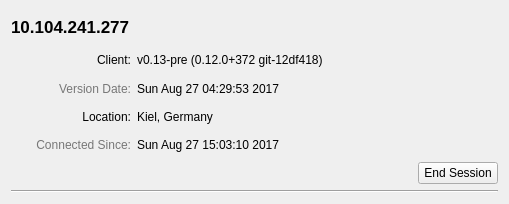
Above: src/qtui/ui/coresessionwidget.ui from quassel/quassel before the change. Below: the same form after it.
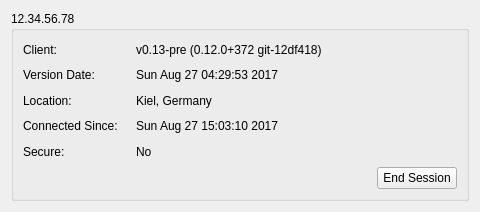
That is the form after the change.

Commit message:
Polish session list UI
- Only show disconnect button if available
- Show if client is connected securely
- Make the UI look more native

Patch:
```diff
--- a/src/qtui/ui/coresessionwidget.ui
+++ b/src/qtui/ui/coresessionwidget.ui
@@ -6,87 +6,36 @@
    <rect>
     <x>0</x>
     <y>0</y>
-    <width>509</width>
-    <height>204</height>
+    <width>480</width>
+    <height>212</height>
    </rect>
   </property>
-  <property name="sizePolicy">
-   <sizepolicy hsizetype="Expanding" vsizetype="Fixed">
-    <horstretch>0</horstretch>
-    <verstretch>0</verstretch>
-   </sizepolicy>
-  </property>
   <property name="minimumSize">
    <size>
     <width>480</width>
     <height>0</height>
    </size>
   </property>
-  <property name="maximumSize">
-   <size>
-    <width>16777215</width>
-    <height>16777215</height>
-   </size>
-  </property>
-  <layout class="QGridLayout" name="gridLayout_4">
+  <layout class="QGridLayout" name="sessionLayout">
    <item row="0" column="0">
-    <layout class="QGridLayout" name="mainLayout" rowstretch="0,0,0">
-     <item row="0" column="0">
-      <layout class="QHBoxLayout" name="titleLayout">
-       <item>
-        <widget class="QLabel" name="labelRemoteAddress">
-         <property name="font">
-          <font>
-           <pointsize>13</pointsize>
-           <weight>75</weight>
-           <bold>true</bold>
-          </font>
-         </property>
-         <property name="text">
-          <string notr="true">10.104.241.277</string>
-         </property>
-        </widget>
-       </item>
-       <item>
-        <widget class="QLabel" name="iconSecure">
+    <widget class="QGroupBox" name="sessionGroup">
          <property name="sizePolicy">
-          <sizepolicy hsizetype="Fixed" vsizetype="Fixed">
+      <sizepolicy hsizetype="MinimumExpanding" vsizetype="MinimumExpanding">
            <horstretch>0</horstretch>
            <verstretch>0</verstretch>
           </sizepolicy>
          </property>
-         <property name="minimumSize">
-          <size>
-           <width>32</width>
-           <height>32</height>
-          </size>
-         </property>
-         <property name="text">
-          <string />
-         </property>
-         <property name="alignment">
-          <set>Qt::AlignRight|Qt::AlignTrailing|Qt::AlignVCenter</set>
-         </property>
-         <property name="textInteractionFlags">
-          <set>Qt::NoTextInteraction</set>
-         </property>
-        </widget>
-       </item>
-      </layout>
-     </item>
-     <item row="1" column="0">
+     <property name="title">
+      <string>12.34.56.78</string>
+     </property>
+     <layout class="QVBoxLayout" name="sessionGroupLayout">
+      <item>
       <layout class="QGridLayout" name="contentLayout" columnstretch="1,3">
        <item row="0" column="0">
         <widget class="QLabel" name="labelClientTitle">
-         <property name="styleSheet">
-          <string notr="true">opacity: 0.66;</string>
-         </property>
          <property name="text">
           <string>Client:</string>
          </property>
-         <property name="alignment">
-          <set>Qt::AlignRight|Qt::AlignTrailing|Qt::AlignVCenter</set>
-         </property>
         </widget>
        </item>
        <item row="0" column="1">
@@ -98,15 +47,9 @@
        </item>
        <item row="1" column="0">
         <widget class="QLabel" name="labelVersionDateTitle">
-         <property name="styleSheet">
-          <string notr="true">color: rgb(119, 119, 119);</string>
-         </property>
          <property name="text">
           <string>Version Date:</string>
          </property>
-         <property name="alignment">
-          <set>Qt::AlignRight|Qt::AlignTrailing|Qt::AlignVCenter</set>
-         </property>
         </widget>
        </item>
        <item row="1" column="1">
@@ -118,15 +61,9 @@
        </item>
        <item row="2" column="0">
         <widget class="QLabel" name="labelLocationTitle">
-         <property name="styleSheet">
-          <string notr="true">opacity: 0.66;</string>
-         </property>
          <property name="text">
           <string>Location:</string>
          </property>
-         <property name="alignment">
-          <set>Qt::AlignRight|Qt::AlignTrailing|Qt::AlignVCenter</set>
-         </property>
         </widget>
        </item>
        <item row="2" column="1">
@@ -138,15 +75,9 @@
        </item>
        <item row="3" column="0">
         <widget class="QLabel" name="labelUptimeTitle">
-         <property name="styleSheet">
-          <string notr="true">color: rgb(119, 119, 119);</string>
-         </property>
          <property name="text">
           <string>Connected Since:</string>
          </property>
-         <property name="alignment">
-          <set>Qt::AlignRight|Qt::AlignTrailing|Qt::AlignVCenter</set>
-         </property>
         </widget>
        </item>
        <item row="3" column="1">
@@ -156,9 +87,23 @@
          </property>
         </widget>
        </item>
-      </layout>
-     </item>
-     <item row="2" column="0">
+        <item row="4" column="0">
+         <widget class="QLabel" name="labelSecureTitle">
+          <property name="text">
+           <string>Secure:</string>
+          </property>
+         </widget>
+        </item>
+        <item row="4" column="1">
+         <widget class="QLabel" name="labelSecure">
+          <property name="text">
+           <string notr="true">No</string>
+          </property>
+         </widget>
+        </item>
+       </layout>
+      </item>
+      <item>
       <layout class="QHBoxLayout" name="actionsLayout">
        <item>
         <spacer name="horizontalSpacer">
@@ -168,7 +113,7 @@
          <property name="sizeHint" stdset="0">
           <size>
            <width>40</width>
-           <height>20</height>
+            <height>0</height>
           </size>
          </property>
         </spacer>
@@ -183,12 +128,6 @@
       </layout>
      </item>
     </layout>
-   </item>
-   <item row="2" column="0">
-    <widget class="Line" name="line">
-     <property name="orientation">
-      <enum>Qt::Horizontal</enum>
-     </property>
     </widget>
    </item>
   </layout>
```
Left out of the diff: 4 changed lines with no effect on the pictures. Lines whose indentation alone changed are shown as unchanged. The commit also changes 1 other file.
